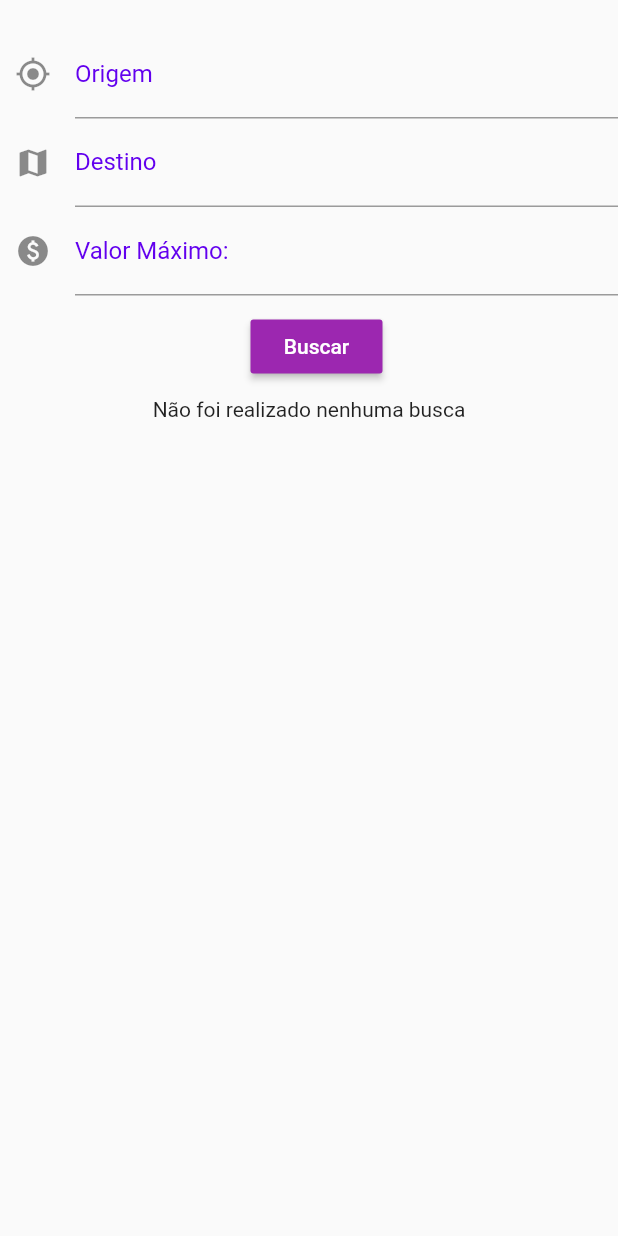
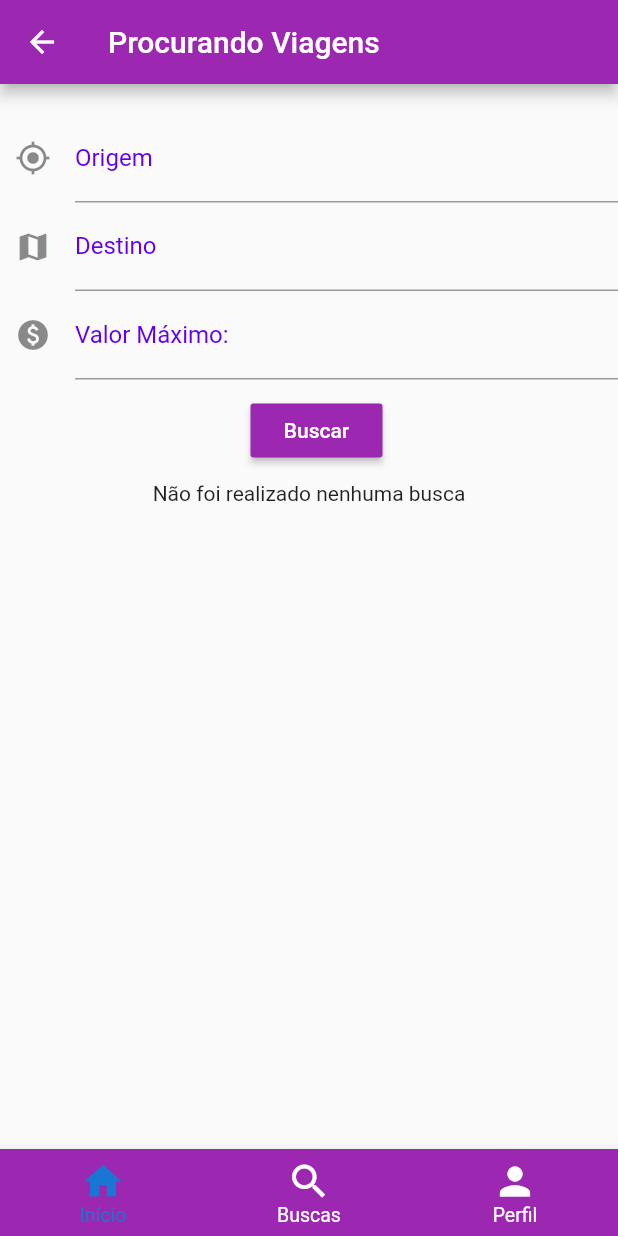
Before and after one commit to Weberth1233/project_voo, a Flutter app: the BuscasPage screen opened directly, on a phone screen of 412 x 824 dp. Run offline on Flutter 3.47's test engine with Material 2 defaults, Android fonts, the phone set to English and light mode, and no system bars; network calls fail.

```diff
--- a/lib/components/botom_component.dart
+++ b/lib/components/botom_component.dart
@@ -1,16 +1,53 @@
+import 'package:flutter/cupertino.dart';
 import 'package:flutter/material.dart';
+import 'package:project_decolar/pages/buscas_page.dart';
+import 'package:project_decolar/pages/companhias_page.dart';
+import 'package:project_decolar/pages/perfil_page.dart';
 
-class BottomNavigator extends StatelessWidget {
+class BottomNavigator extends StatefulWidget {
+  const BottomNavigator({Key? key}) : super(key: key);
+
+  @override
+  _BottomNavigatorState createState() => _BottomNavigatorState();
+}
+
+class _BottomNavigatorState extends State<BottomNavigator> {
+  int currentIndex = 0;
+  List screens = [
+    const CompanhiaPage(),
+    const BuscasPage(),
+    const PerfilPage()
+  ];
+
+  updateIndex(int value) {
+    setState(() {
+      currentIndex = value;
+      Navigator.push(
+        context,
+        MaterialPageRoute(builder: (context) => screens[currentIndex]),
+      );
+    });
+  }
+
   @override
   Widget build(BuildContext context) {
     return BottomNavigationBar(
-      currentIndex: 0,
-      type: BottomNavigationBarType.fixed,
-      items: const [
-        BottomNavigationBarItem(icon: Icon(Icons.home), title: Text("Início")),
-        BottomNavigationBarItem(icon: Icon(Icons.search), title: Text("Busca")),
-        BottomNavigationBarItem(icon: Icon(Icons.person), title: Text("Perfil")),
-      ],
-    );
+        type: BottomNavigationBarType.fixed,
+        currentIndex: currentIndex,
+        onTap: updateIndex,
+        selectedItemColor: Colors.blue[700],
+        selectedFontSize: 13,
+        unselectedFontSize: 13,
+        iconSize: 30,
+        items: const [
+          BottomNavigationBarItem(
+              icon: Icon(Icons.home), title: Text("Início")),
+          BottomNavigationBarItem(
+              icon: Icon(Icons.search), title: Text("Buscas")),
+          BottomNavigationBarItem(
+              icon: Icon(Icons.person), title: Text("Perfil")),
+        ],
+        unselectedItemColor: Colors.white,
+        backgroundColor: Colors.purple);
   }
 }
--- a/lib/pages/buscas_page.dart
+++ b/lib/pages/buscas_page.dart
@@ -1,4 +1,5 @@
 import 'package:flutter/material.dart';
+import 'package:project_decolar/components/botom_component.dart';
 import 'package:project_decolar/components/card_viagens_component.dart';
 import 'package:project_decolar/components/textfield_component.dart';
 import 'package:project_decolar/controllers/viagens_controller.dart';
@@ -48,6 +49,12 @@ class _BuscasPageState extends State<BuscasPage> {
             itemCount: retorno.length);
 
     return Scaffold(
+        appBar: AppBar(
+          // Here we take the value from the MyHomePage object that was created by
+          // the App.build method, and use it to set our appbar title.
+          title: Text('Procurando Viagens'),
+        ),
+        bottomNavigationBar: BottomNavigator(),
         body: Column(
           children: [
             Container(
--- /dev/null
+++ b/lib/repositorys/usuario_repository.dart
@@ -0,0 +1,6 @@
+import 'package:project_decolar/models/usuario.dart';
+
+class UsuarioRepository {
+  Usuario usu =
+      Usuario("Weberth Erik Anolar", "weberth20-19@hotmail.com", "123");
+}
```
Also changed, not shown: lib/components/perfil_component.dart (added, +75 -0 lines), lib/components/text_component.dart (deleted, +0 -23 lines), lib/controllers/usuario_controller.dart (added, +11 -0 lines), lib/main.dart (+4 -8 lines), lib/models/usuario.dart (added, +25 -0 lines), lib/pages/perfil_page.dart (added, +28 -0 lines). Lines whose indentation alone changed are shown as unchanged.
